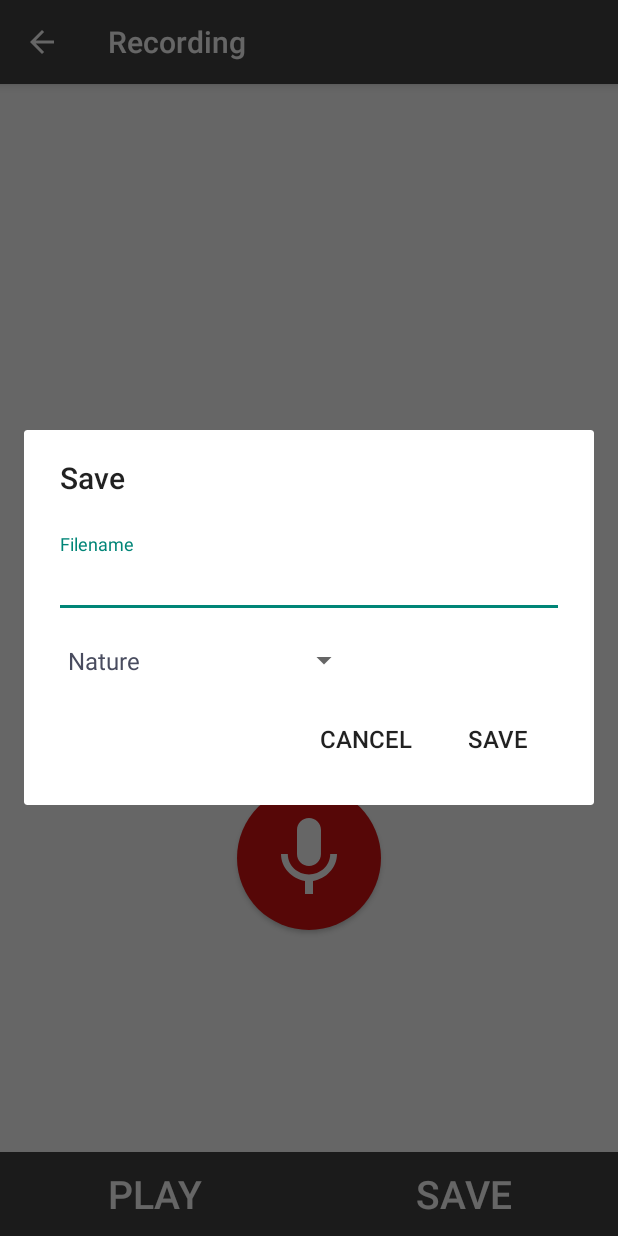
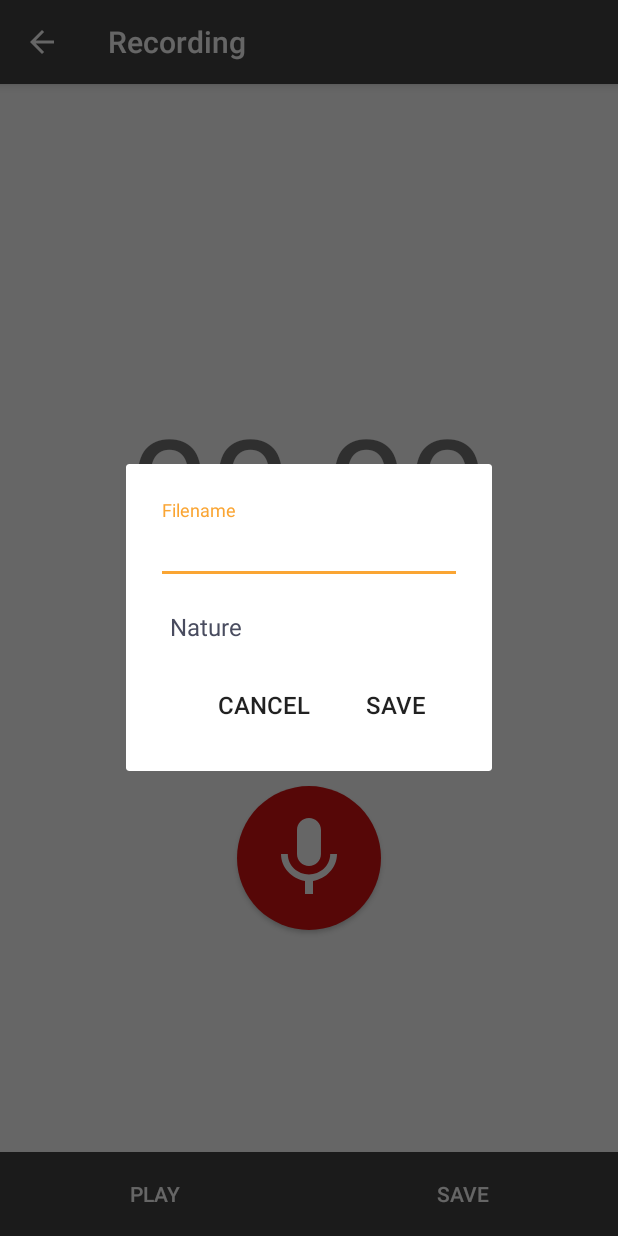
Before and after one commit to mikkopiu/android-adv-project, an Android app: the RecordActivity screen opened directly, with no data from a screen before it, after a tap on "SAVE", on a phone screen of 412 x 824 dp. Run offline under Robolectric (Android 15) with nearby library versions, the phone set to English and light mode, and no system bars.

Commit message:
Fix record activity font sizes, attributes

```diff
--- a/app/src/main/java/fi/metropolia/yellow_spaceship/androidadvproject/RecordActivity.java
+++ b/app/src/main/java/fi/metropolia/yellow_spaceship/androidadvproject/RecordActivity.java
@@ -275,7 +275,7 @@ public class RecordActivity extends AppCompatActivity {
      */
     private void setupDialog() {
 
-        mDialog = new Dialog(RecordActivity.this, R.style.CustomDialog);
+        mDialog = new Dialog(RecordActivity.this);
         mDialog.setContentView(R.layout.recording_save_dialog);
         mDialog.setTitle(getResources().getString(R.string.record_dialog_title));
         Button mDialogSaveBtn = (Button) mDialog.findViewById(R.id.dialog_save_btn);
--- a/app/src/main/res/layout/activity_record.xml
+++ b/app/src/main/res/layout/activity_record.xml
@@ -24,16 +24,16 @@
             android:id="@+id/record_timer"
             android:layout_width="wrap_content"
             android:layout_height="wrap_content"
-            android:layout_below="@id/toolbar"
             android:layout_weight="1"
-            android:text="00:00"
-            android:textSize="96dp" />
+            android:text="@string/record_default_timer"
+            android:textSize="96sp" />
 
         <ImageButton
             android:id="@+id/record_button"
             android:layout_width="96dp"
             android:layout_height="96dp"
             android:background="@drawable/record_button"
+            android:contentDescription="@string/record_btn_description"
             android:elevation="2dp"
             android:src="@drawable/ic_mic_white_64dp" />
 
@@ -55,26 +55,20 @@
             style="?android:attr/borderlessButtonStyle"
             android:layout_width="0dp"
             android:layout_height="match_parent"
-            android:layout_alignParentLeft="true"
-            android:layout_alignParentStart="true"
-            android:layout_centerVertical="true"
             android:layout_weight="0.5"
             android:text="@string/record_play_btn"
             android:textColor="@color/txt_light"
-            android:textSize="26dp" />
+            android:textSize="14sp" />
 
         <Button
             android:id="@+id/save_btn"
             style="?android:attr/borderlessButtonStyle"
             android:layout_width="0dp"
             android:layout_height="match_parent"
-            android:layout_alignParentLeft="true"
-            android:layout_alignParentStart="true"
-            android:layout_centerVertical="true"
             android:layout_weight="0.5"
             android:text="@string/record_save_btn"
             android:textColor="@color/txt_light"
-            android:textSize="26dp" />
+            android:textSize="14sp" />
 
     </LinearLayout>
 
--- a/app/src/main/res/values/strings.xml
+++ b/app/src/main/res/values/strings.xml
@@ -45,5 +45,6 @@
     <string name="create_dialog_cancel_btn">Cancel</string>
     <string name="no_data_available">No data available</string>
     <string name="login_collection_id">Collection ID</string>
+    <string name="record_btn_description">Record sound</string>
 
 </resources>
--- a/app/src/main/res/values/styles.xml
+++ b/app/src/main/res/values/styles.xml
@@ -11,8 +11,4 @@
         <item name="colorControlNormal">@color/txt_light</item>
     </style>
 
-    <style name="CustomDialog" parent="@style/Theme.AppCompat.Light.Dialog">
-        <item name="android:windowNoTitle">false</item>
-    </style>
-
 </resources>
```
